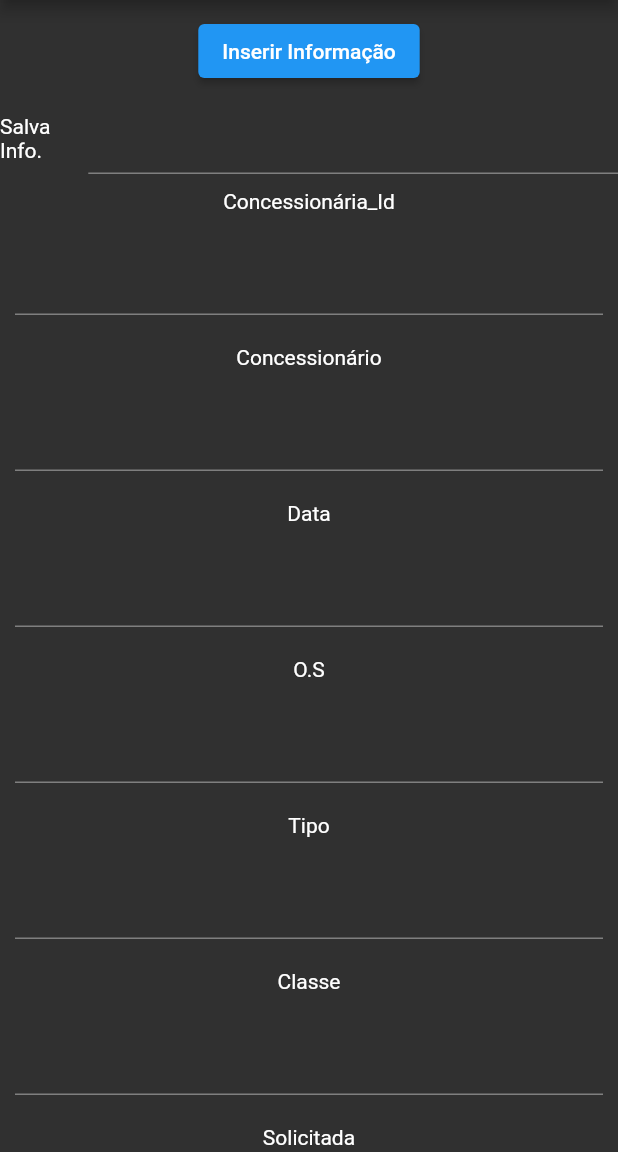
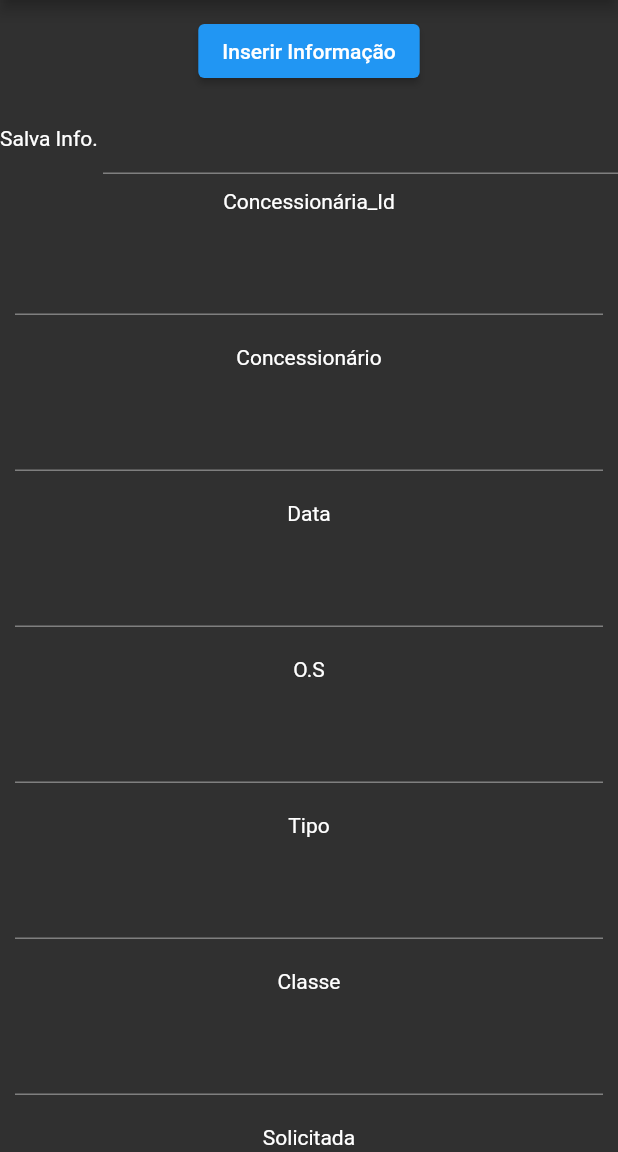
Before and after one commit to alyssonmazoni/portal4, a Flutter app: the InputTextTest screen opened directly, on a phone screen of 412 x 824 dp, the part 84-1236 px from its top. Run offline on Flutter 3.47's test engine with Material 2 defaults, Android fonts, the phone set to English and light mode, and no system bars; our stand-ins replace firebase_auth, firebase_core, flutter_signin_button, google_sign_in; accounts and stored records are empty.

Commit message:
Uso de linha e coluna 2

```diff
--- a/lib/interface/inputTextTest.dart
+++ b/lib/interface/inputTextTest.dart
@@ -39,7 +39,7 @@ class _InputTextTest extends State<InputTextTest> {
                     ),
                     Expanded(
                         child: TextField(controller: tc1),
-                       flex : 6
+                       flex : 5,
                     ),
                   ],
                   mainAxisAlignment: MainAxisAlignment.start,
```
